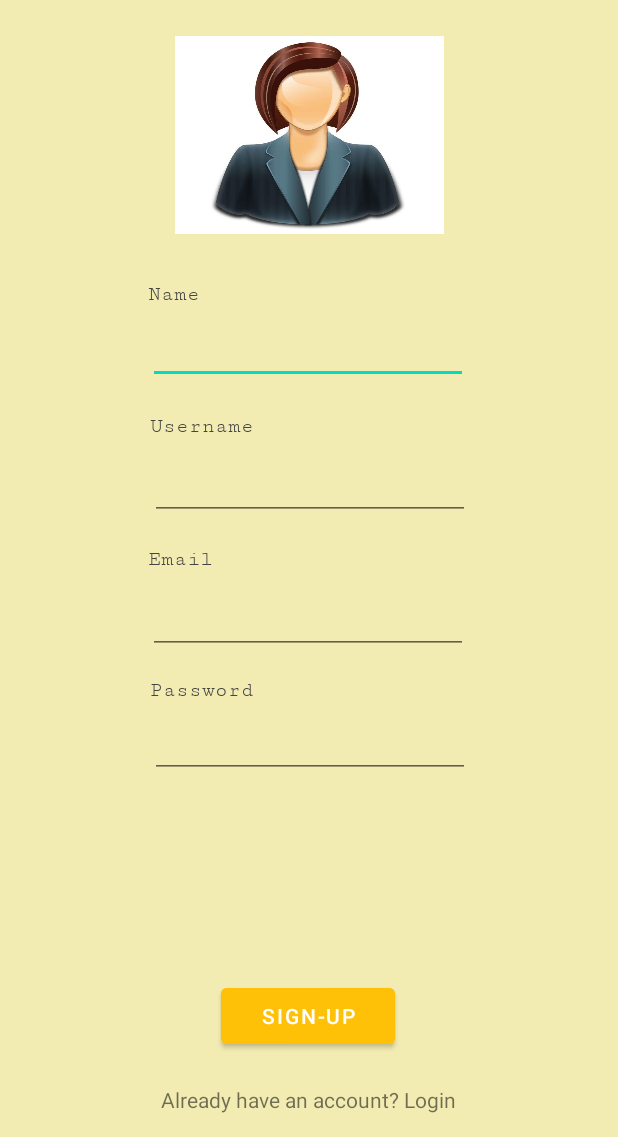
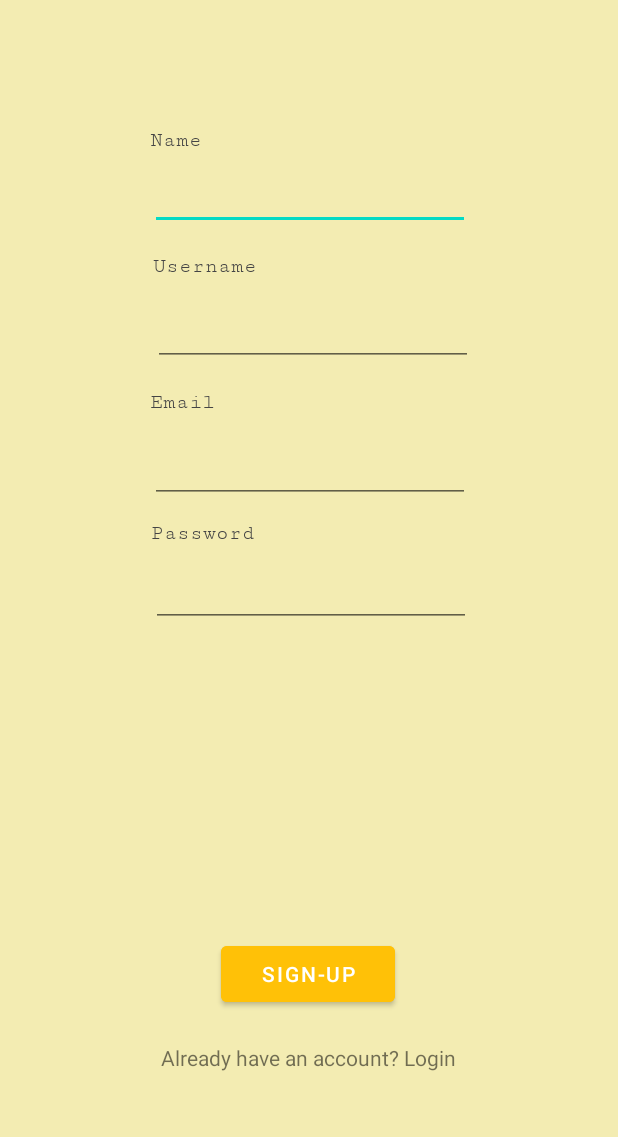
Before and after one commit to alennacayton/film-me-app, an Android app: the SignupActivity screen opened directly, with no data from a screen before it, on a phone screen of 412 x 824 dp, the part 99-1236 px from its top. Run offline under Robolectric (Android 15) with nearby library versions, the phone set to English and light mode, and no system bars; our stand-ins replace Firebase (no records; nobody signed in at launch, a user with empty details on screens opened directly); pictures from the network do not load; Roboto replaces fonts that are not available here.

Commit message:
removed upload avatar in sign up

```diff
--- a/app/src/main/java/ph/com/filmeapp/SignupActivity.java
+++ b/app/src/main/java/ph/com/filmeapp/SignupActivity.java
@@ -41,7 +41,6 @@ public class SignupActivity extends AppCompatActivity {
     private EditText etEmail;
     private EditText etPassword;
     private EditText etDescription;
-    private ImageView ivAvatar;
     private Button btnSignup;
     private ProgressBar pbSignup;
     Uri uri;
@@ -57,9 +56,6 @@ public class SignupActivity extends AppCompatActivity {
     protected void onCreate(Bundle savedInstanceState) {
         super.onCreate(savedInstanceState);
         setContentView(R.layout.activity_signup);
-
-
-
 
         this.initFirebase();
         this.initComponents();
@@ -83,16 +79,10 @@ public class SignupActivity extends AppCompatActivity {
         this.btnSignup = findViewById(R.id.btn_signup_su);
         this.pbSignup = findViewById(R.id.pb_signup);
         this.etDescription = findViewById(R.id.et_su_description);
-        this.ivAvatar = findViewById(R.id.avatar_signup);
 
-        this.ivAvatar.setOnClickListener(new View.OnClickListener() {
 
-            @Override
-            public void onClick(View view) {
-                mGetContent.launch("image/*");
-                System.out.println(imageAvatar );
-            }
-        });
+        imageAvatar = "https://firebasestorage.googleapis.com/v0/b/feed-me-app-6d735.appspot.com/o/woman-avatar-profile-vector-21372067.jpg?alt=media&token=486395a7-6de1-4d4a-808e-a270c9da7a36";
+
 
         this.tvLogin.setOnClickListener(new View.OnClickListener() {
             @Override
@@ -115,25 +105,8 @@ public class SignupActivity extends AppCompatActivity {
                 String description =  etDescription.getText().toString().trim();
                 String avatar = imageAvatar;
 
-                if (uri != null) {
-                    StorageReference reference = storage.getReference().child("avatar" + UUID.randomUUID().toString());
-                    reference.putFile(uri).addOnCompleteListener(new OnCompleteListener<UploadTask.TaskSnapshot>() {
 
-                        @Override
-                        public void onComplete(@NonNull Task<UploadTask.TaskSnapshot> task) {
-                            if (task.isSuccessful()) {
-                                reference.getDownloadUrl().addOnSuccessListener(new OnSuccessListener<Uri>() {
-                                    @Override
-                                    public void onSuccess(Uri uri) {
-                                        imageAvatar = uri.toString();
-                                    }
-                                });
-                            }else {
-                                Toast.makeText(SignupActivity.this, "Image Uploaded Unsuccessful", Toast.LENGTH_SHORT).show();
-                            }
-                        }
-                    });
-                }
+
 
 
                 //initFirebase();
@@ -147,6 +120,20 @@ public class SignupActivity extends AppCompatActivity {
             }
         });
     }
+/*
+    ActivityResultLauncher<String> mGetContent = registerForActivityResult(new ActivityResultContracts.GetContent(),
+            new ActivityResultCallback<Uri>() {
+                @Override
+                public void onActivityResult(Uri result) {
+                    if(result != null){
+
+                        ivAvatar.setImageURI(result);
+                        uri = result;
+                    }
+                }
+            });
+
+*/
 
 
     private boolean checkEmpty (String email, String password, String name, String username, String avatar) {
@@ -167,12 +154,14 @@ public class SignupActivity extends AppCompatActivity {
             this.etUsername.setError("Required");
             this.etUsername.requestFocus();
             isEmpty = true;
-        } else if (avatar == null) {
+        }
+
+        /*else if (avatar == null) {
             Toast.makeText(SignupActivity.this, "Please Upload Avatar", Toast.LENGTH_SHORT).show();
             this.ivAvatar.requestFocus();
             isEmpty = true;
         }
-
+*/
         return isEmpty;
     }
 
@@ -216,15 +205,5 @@ public class SignupActivity extends AppCompatActivity {
         finish();
     }
 
-    ActivityResultLauncher<String> mGetContent = registerForActivityResult(new ActivityResultContracts.GetContent(),
-            new ActivityResultCallback<Uri>() {
-                @Override
-                public void onActivityResult(Uri result) {
-                    if(result != null){
 
-                        ivAvatar.setImageURI(result);
-                        uri = result;
-                    }
-                }
-            });
 }
--- a/app/src/main/res/layout/activity_signup.xml
+++ b/app/src/main/res/layout/activity_signup.xml
@@ -36,108 +36,111 @@
         android:id="@+id/pt_name_su"
         android:layout_width="wrap_content"
         android:layout_height="wrap_content"
-        android:layout_marginTop="52dp"
+        android:layout_marginTop="171dp"
         android:ems="10"
         android:inputType="textPersonName"
         android:minHeight="48dp"
         app:layout_constraintEnd_toEndOf="parent"
-        app:layout_constraintHorizontal_bias="0.497"
+        app:layout_constraintHorizontal_bias="0.502"
         app:layout_constraintStart_toStartOf="parent"
-        app:layout_constraintTop_toBottomOf="@+id/avatar_signup"
+        app:layout_constraintTop_toTopOf="parent"
         tools:ignore="SpeakableTextPresentCheck" />
+
+    <TextView
+        android:id="@+id/tv_pw_su"
+        android:layout_width="73dp"
+        android:layout_height="21dp"
+        android:layout_marginTop="12dp"
+        android:fontFamily="serif-monospace"
+        android:text="Password"
+        android:textColor="#444444"
+        app:layout_constraintStart_toStartOf="@+id/pt_pw_su"
+        app:layout_constraintTop_toBottomOf="@+id/pt_email" />
+
+    <TextView
+        android:id="@+id/tv_name_su"
+        android:layout_width="39dp"
+        android:layout_height="22dp"
+        android:layout_marginTop="151dp"
+        android:fontFamily="serif-monospace"
+        android:text="Name"
+        android:textColor="#444444"
+        app:layout_constraintStart_toStartOf=" @+id/pt_name_su"
+        app:layout_constraintTop_toTopOf="parent" />
+
+    <EditText
+        android:id="@+id/pt_pw_su"
+        android:layout_width="wrap_content"
+        android:layout_height="wrap_content"
+        android:layout_marginTop="4dp"
+        android:ems="10"
+        android:inputType="textPassword|textWebPassword"
+        app:layout_constraintEnd_toEndOf="parent"
+        app:layout_constraintHorizontal_bias="0.507"
+        app:layout_constraintStart_toStartOf="parent"
+        app:layout_constraintTop_toBottomOf="@+id/tv_pw_su"
+        tools:ignore="TouchTargetSizeCheck,SpeakableTextPresentCheck" />
+
+    <TextView
+        android:id="@+id/tv_us_su"
+        android:layout_width="80dp"
+        android:layout_height="25dp"
+        android:layout_marginTop="16dp"
+        android:fontFamily="serif-monospace"
+        android:text="Username"
+        android:textColor="#444444"
+        app:layout_constraintStart_toStartOf="@+id/pt_us_su"
+        app:layout_constraintTop_toBottomOf=" @+id/pt_name_su" />
+
+    <EditText
+        android:id="@+id/pt_email"
+        android:layout_width="wrap_content"
+        android:layout_height="wrap_content"
+        android:layout_marginTop="8dp"
+        android:ems="10"
+        android:inputType="textPersonName"
+        app:layout_constraintEnd_toEndOf="parent"
+        app:layout_constraintHorizontal_bias="0.502"
+        app:layout_constraintStart_toStartOf="parent"
+        app:layout_constraintTop_toBottomOf="@+id/tv_email_su"
+        tools:ignore="TouchTargetSizeCheck,SpeakableTextPresentCheck" />
+
+    <TextView
+        android:id="@+id/tv_email_su"
+        android:layout_width="52dp"
+        android:layout_height="22dp"
+        android:layout_marginTop="16dp"
+        android:fontFamily="serif-monospace"
+        android:text="Email"
+        android:textColor="#444444"
+        app:layout_constraintStart_toStartOf="@+id/pt_email"
+        app:layout_constraintTop_toBottomOf="@+id/pt_us_su" />
 
     <EditText
         android:id="@+id/pt_us_su"
         android:layout_width="wrap_content"
         android:layout_height="wrap_content"
         android:layout_marginStart="1dp"
-        android:ems="10"
-        android:inputType="textPersonName"
-        app:layout_constraintEnd_toEndOf="parent"
-        app:layout_constraintStart_toStartOf="parent"
-        app:layout_constraintTop_toBottomOf="@+id/tv_us_su"
-        tools:ignore="SpeakableTextPresentCheck,TouchTargetSizeCheck" />
-
-    <EditText
-        android:id="@+id/pt_email"
-        android:layout_width="wrap_content"
-        android:layout_height="wrap_content"
         android:layout_marginTop="4dp"
         android:ems="10"
         android:inputType="textPersonName"
         app:layout_constraintEnd_toEndOf="parent"
-        app:layout_constraintHorizontal_bias="0.497"
+        app:layout_constraintHorizontal_bias="0.51"
         app:layout_constraintStart_toStartOf="parent"
-        app:layout_constraintTop_toBottomOf="@+id/tv_email_su"
-        tools:ignore="TouchTargetSizeCheck,SpeakableTextPresentCheck" />
-
-    <EditText
-        android:id="@+id/pt_pw_su"
-        android:layout_width="wrap_content"
-        android:layout_height="wrap_content"
-        android:ems="10"
-        android:inputType="textPassword|textWebPassword"
-        app:layout_constraintEnd_toEndOf="parent"
-        app:layout_constraintHorizontal_bias="0.502"
-        app:layout_constraintStart_toStartOf="parent"
-        app:layout_constraintTop_toBottomOf="@+id/tv_pw_su"
-        tools:ignore="TouchTargetSizeCheck,SpeakableTextPresentCheck" />
+        app:layout_constraintTop_toBottomOf="@+id/tv_us_su"
+        tools:ignore="SpeakableTextPresentCheck,TouchTargetSizeCheck" />
 
     <Button
         android:id="@+id/btn_signup_su"
         android:layout_width="116dp"
         android:layout_height="49dp"
-        android:layout_marginBottom="56dp"
+        android:layout_marginBottom="84dp"
         android:backgroundTint="#FFC107"
         android:text="SIGN-UP"
         app:layout_constraintBottom_toBottomOf="parent"
         app:layout_constraintEnd_toEndOf="parent"
         app:layout_constraintHorizontal_bias="0.498"
         app:layout_constraintStart_toStartOf="parent" />
-
-    <TextView
-        android:id="@+id/tv_name_su"
-        android:layout_width="39dp"
-        android:layout_height="22dp"
-        android:layout_marginTop="32dp"
-        android:fontFamily="serif-monospace"
-        android:text="Name"
-        android:textColor="#444444"
-        app:layout_constraintStart_toStartOf=" @+id/pt_name_su"
-        app:layout_constraintTop_toBottomOf="@+id/avatar_signup" />
-
-    <TextView
-        android:id="@+id/tv_us_su"
-        android:layout_width="80dp"
-        android:layout_height="25dp"
-        android:layout_marginTop="20dp"
-        android:fontFamily="serif-monospace"
-        android:text="Username"
-        android:textColor="#444444"
-        app:layout_constraintStart_toStartOf="@+id/pt_us_su"
-        app:layout_constraintTop_toBottomOf=" @+id/pt_name_su" />
-
-    <TextView
-        android:id="@+id/tv_email_su"
-        android:layout_width="52dp"
-        android:layout_height="22dp"
-        android:layout_marginTop="18dp"
-        android:fontFamily="serif-monospace"
-        android:text="Email"
-        android:textColor="#444444"
-        app:layout_constraintStart_toStartOf="@+id/pt_email"
-        app:layout_constraintTop_toBottomOf="@+id/pt_us_su" />
-
-    <TextView
-        android:id="@+id/tv_pw_su"
-        android:layout_width="73dp"
-        android:layout_height="21dp"
-        android:layout_marginTop="16dp"
-        android:fontFamily="serif-monospace"
-        android:text="Password"
-        android:textColor="#444444"
-        app:layout_constraintStart_toStartOf="@+id/pt_pw_su"
-        app:layout_constraintTop_toBottomOf="@+id/pt_email" />
 
     <TextView
         android:id="@+id/tv_signup_login"
@@ -171,17 +174,4 @@
         app:layout_constraintBottom_toBottomOf="@+id/tv_appname_su"
         app:layout_constraintStart_toStartOf="parent" />
 
-    <ImageView
-        android:id="@+id/avatar_signup"
-        android:layout_width="179dp"
-        android:layout_height="132dp"
-        android:layout_marginStart="50dp"
-        android:layout_marginTop="24dp"
-        android:layout_marginEnd="50dp"
-        android:scaleType="fitXY"
-        app:layout_constraintEnd_toEndOf="parent"
-        app:layout_constraintStart_toStartOf="parent"
-        app:layout_constraintTop_toBottomOf="@+id/tv_appname_su"
-        app:srcCompat="@drawable/ic_icon" />
-
 </androidx.constraintlayout.widget.ConstraintLayout>
```
